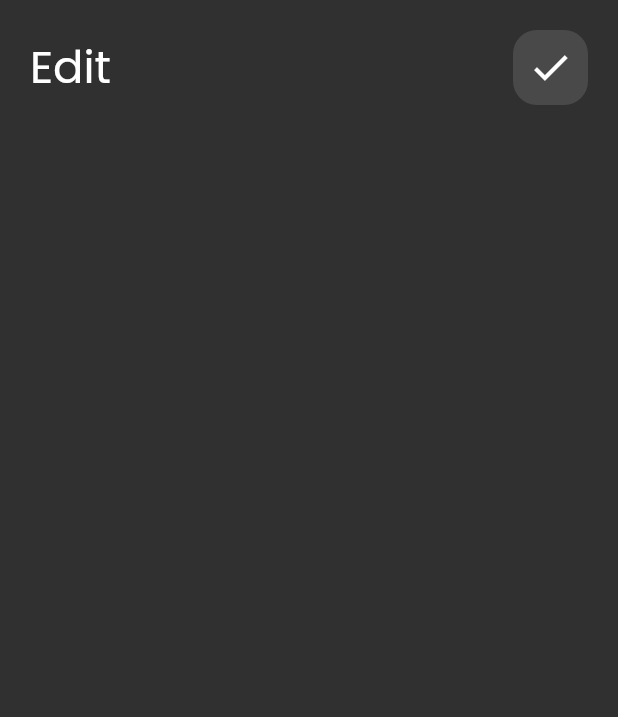
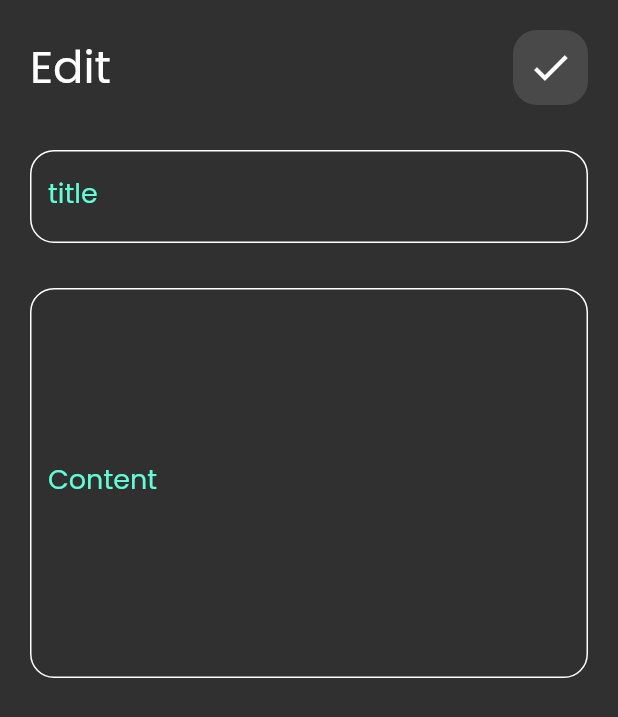
Before and after one commit to BishoyEssam/Notes-App, a Flutter app: the EditNoteView screen opened directly, on a phone screen of 412 x 824 dp. Shown: the top 717 px of the screen. Run offline on Flutter 3.47's test engine with Material 2 defaults, Android fonts, the phone set to English and light mode, and no system bars.

Commit message:
Finish EditNoteView

```diff
--- a/lib/views/EditNoteView.dart
+++ b/lib/views/EditNoteView.dart
@@ -2,6 +2,7 @@
 
 import 'package:flutter/material.dart';
 import 'package:notesapp/widgets/CustomAppBar.dart';
+import 'package:notesapp/widgets/CustomTextField.dart';
 
 class EditNoteView extends StatelessWidget {
   const EditNoteView({super.key});
@@ -18,6 +19,17 @@ class EditNoteView extends StatelessWidget {
                 leading: "Edit",
                 icon: Icons.done,
               ),
+              SizedBox(
+                height: 30,
+              ),
+              CustomTextField(hint: 'title'),
+              SizedBox(
+                height: 30,
+              ),
+              CustomTextField(
+                hint: 'Content',
+                maxLines: 10,
+              ),
             ],
           ),
         ),
```
